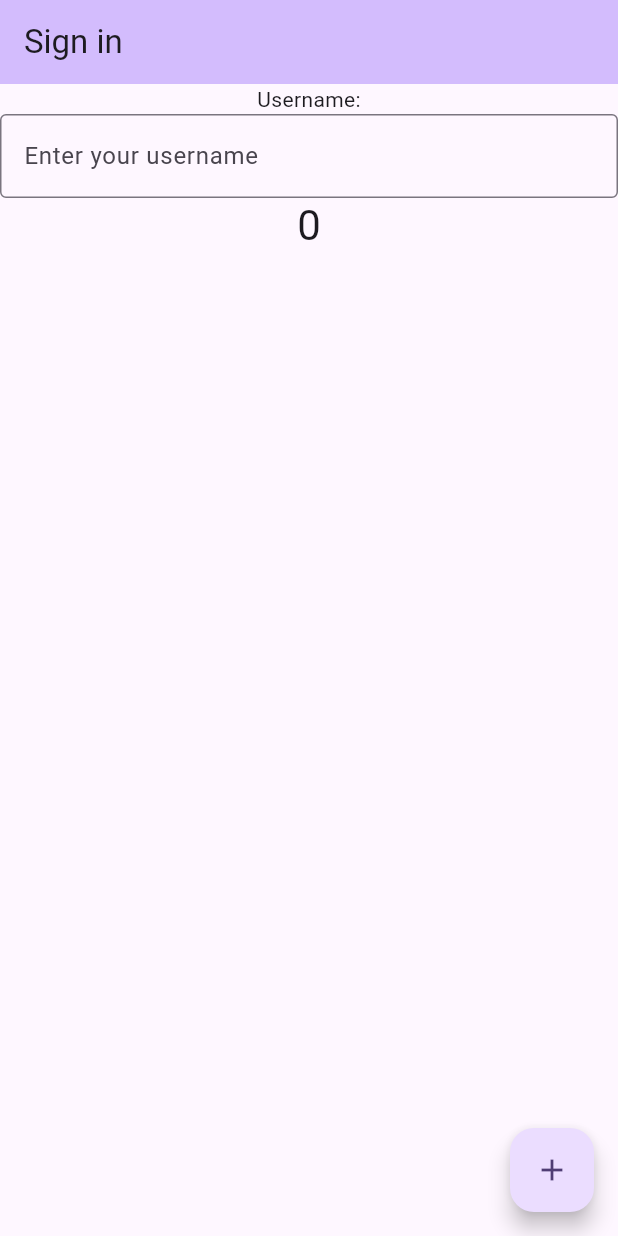
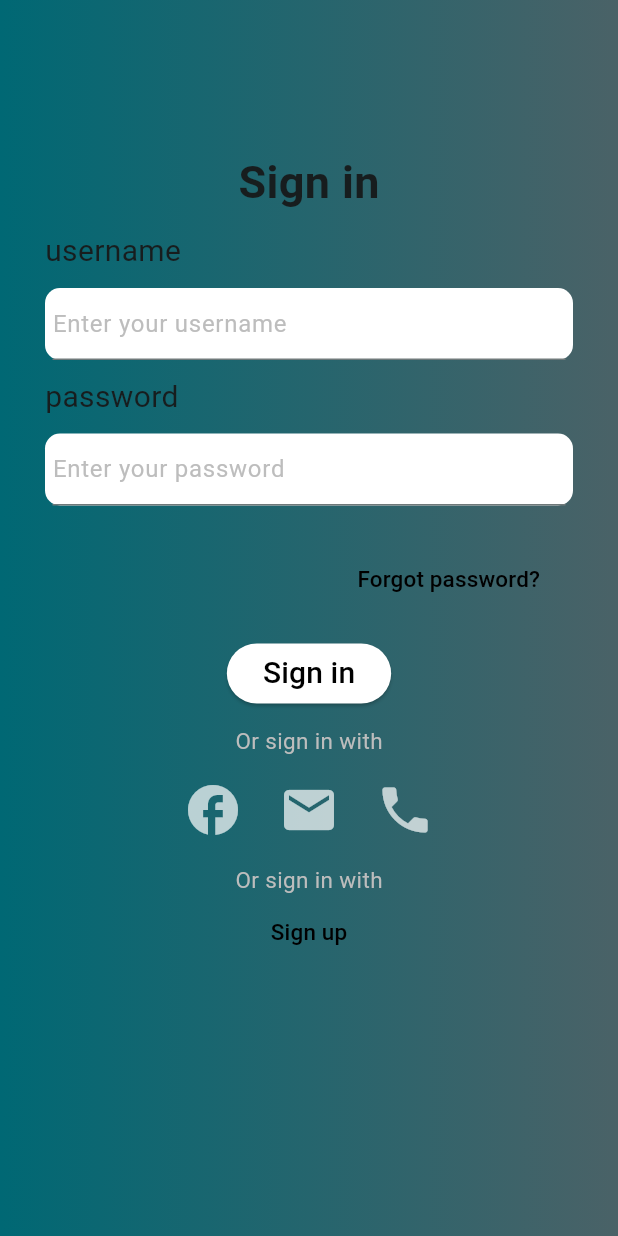
Before and after one commit to bos5/demo-flutter-app, a Flutter app: the screen it shows after launch, on a phone screen of 412 x 824 dp. Run offline on Flutter 3.47's test engine with Material 2 defaults, Android fonts, the phone set to English and light mode, and no system bars; our stand-ins replace firebase_core; accounts and stored records are empty.

Commit message:
create login page and sign up page

```diff
--- a/flutter_application_1/lib/main.dart
+++ b/flutter_application_1/lib/main.dart
@@ -1,7 +1,17 @@
 import 'package:flutter/material.dart';
+import 'package:firebase_core/firebase_core.dart';
+import 'package:flutter_application_1/sign_up_page.dart';
+import 'firebase_options.dart';
 
-void main() {
+// ...
+
+void main() async {
   runApp(const MyApp());
+// ...
+
+  await Firebase.initializeApp(
+    options: DefaultFirebaseOptions.currentPlatform,
+  );
 }
 
 class MyApp extends StatelessWidget {
@@ -13,40 +23,16 @@ class MyApp extends StatelessWidget {
     return MaterialApp(
       title: 'Flutter Demo',
       theme: ThemeData(
-        // This is the theme of your application.
-        //
-        // TRY THIS: Try running your application with "flutter run". You'll see
-        // the application has a blue toolbar. Then, without quitting the app,
-        // try changing the seedColor in the colorScheme below to Colors.green
-        // and then invoke "hot reload" (save your changes or press the "hot
-        // reload" button in a Flutter-supported IDE, or press "r" if you used
-        // the command line to start the app).
-        //
-        // Notice that the counter didn't reset back to zero; the application
-        // state is not lost during the reload. To reset the state, use hot
-        // restart instead.
-        //
-        // This works for code too, not just values: Most code changes can be
-        // tested with just a hot reload.
-        colorScheme: ColorScheme.fromSeed(seedColor: Colors.deepPurple),
+        colorScheme: ColorScheme.fromSeed(seedColor: Colors.white),
         useMaterial3: true,
       ),
-      home: const MyHomePage(title: 'Sign in'),
+      home: const MyHomePage(title: 'Flutter Demo Login Page'),
     );
   }
 }
 
 class MyHomePage extends StatefulWidget {
   const MyHomePage({super.key, required this.title});
-
-  // This widget is the home page of your application. It is stateful, meaning
-  // that it has a State object (defined below) that contains fields that affect
-  // how it looks.
-
-  // This class is the configuration for the state. It holds the values (in this
-  // case the title) provided by the parent (in this case the App widget) and
-  // used by the build method of the State. Fields in a Widget subclass are
-  // always marked "final".
 
   final String title;
 
@@ -55,78 +41,185 @@ class MyHomePage extends StatefulWidget {
 }
 
 class _MyHomePageState extends State<MyHomePage> {
-  int _counter = 0;
-
-  void _incrementCounter() {
-    setState(() {
-      // This call to setState tells the Flutter framework that something has
-      // changed in this State, which causes it to rerun the build method below
-      // so that the display can reflect the updated values. If we changed
-      // _counter without calling setState(), then the build method would not be
-      // called again, and so nothing would appear to happen.
-      _counter++;
-    });
-  }
-
   @override
   Widget build(BuildContext context) {
-    // This method is rerun every time setState is called, for instance as done
-    // by the _incrementCounter method above.
-    //
-    // The Flutter framework has been optimized to make rerunning build methods
-    // fast, so that you can just rebuild anything that needs updating rather
-    // than having to individually change instances of widgets.
     return Scaffold(
-      appBar: AppBar(
-        // TRY THIS: Try changing the color here to a specific color (to
-        // Colors.amber, perhaps?) and trigger a hot reload to see the AppBar
-        // change color while the other colors stay the same.
-        backgroundColor: Theme.of(context).colorScheme.inversePrimary,
-        // Here we take the value from the MyHomePage object that was created by
-        // the App.build method, and use it to set our appbar title.
-        title: Text(widget.title),
-      ),
-      body: Center(
-        // Center is a layout widget. It takes a single child and positions it
-        // in the middle of the parent.
-        //
+      body: Container(
+        padding: const EdgeInsets.symmetric(horizontal: 20),
+        decoration: BoxDecoration(
+          gradient: LinearGradient(
+            colors: [
+              Theme.of(context).colorScheme.primary,
+              Theme.of(context).colorScheme.secondary,
+            ],
+          ),
+        ),
         child: Column(
-          // Column is also a layout widget. It takes a list of children and
-          // arranges them vertically. By default, it sizes itself to fit its
-          // children horizontally, and tries to be as tall as its parent.
-          //
-          // Column has various properties to control how it sizes itself and
-          // how it positions its children. Here we use mainAxisAlignment to
-          // center the children vertically; the main axis here is the vertical
-          // axis because Columns are vertical (the cross axis would be
-          // horizontal).
-          //
-          // TRY THIS: Invoke "debug painting" (choose the "Toggle Debug Paint"
-          // action in the IDE, or press "p" in the console), to see the
-          // wireframe for each widget.
-          mainAxisAlignment: MainAxisAlignment.start,
           children: <Widget>[
+            const SizedBox(
+              height: 100,
+            ),
             const Text(
-              'Username:',
+              'Sign in',
+              style: TextStyle(fontSize: 30, fontWeight: FontWeight.bold),
+              textAlign: TextAlign.left,
             ),
-            const TextField(
-              decoration: InputDecoration(
-                border: OutlineInputBorder(),
-                labelText: 'Enter your username',
+            Padding(
+              padding: const EdgeInsets.all(0),
+              child: Column(children: <Widget>[
+                const SizedBox(
+                  height: 10,
+                ),
+                Container(
+                  padding: const EdgeInsets.symmetric(horizontal: 10),
+                  alignment: Alignment.centerLeft,
+                  child: const Text(
+                    'username',
+                    style: TextStyle(fontSize: 20),
+                    // set this to left of screen
+                  ),
+                ),
+              ]),
+            ),
+            Padding(
+                padding: const EdgeInsets.all(10),
+                child: Column(
+                  children: [
+                    Container(
+                      padding: const EdgeInsets.symmetric(horizontal: 5),
+                      decoration: const BoxDecoration(
+                        color: Colors.white,
+                        borderRadius: BorderRadius.all(Radius.circular(10)),
+                      ),
+                      child: TextField(
+                        decoration: InputDecoration(
+                          hintText: 'Enter your username',
+                          hintStyle: TextStyle(color: Colors.grey[400]),
+                        ),
+                      ),
+                    )
+                  ],
+                )),
+            Padding(
+              padding: const EdgeInsets.all(0),
+              child: Column(children: [
+                Container(
+                  padding: const EdgeInsets.symmetric(horizontal: 10),
+                  alignment: Alignment.centerLeft,
+                  child: const Text(
+                    'password',
+                    style: TextStyle(fontSize: 20),
+                  ),
+                ),
+              ]),
+            ),
+            Padding(
+                padding: const EdgeInsets.all(10),
+                child: Column(
+                  children: [
+                    Container(
+                      padding: const EdgeInsets.symmetric(horizontal: 5),
+                      alignment: Alignment.centerLeft,
+                      decoration: const BoxDecoration(
+                        color: Colors.white,
+                        borderRadius: BorderRadius.all(Radius.circular(10)),
+                      ),
+                      child: TextField(
+                        decoration: InputDecoration(
+                          hintText: 'Enter your password',
+                          hintStyle: TextStyle(color: Colors.grey[400]),
+                        ),
+                      ),
+                    ),
+                  ],
+                )),
+            Container(
+              padding: const EdgeInsets.symmetric(vertical: 15, horizontal: 20),
+              alignment: Alignment.bottomRight,
+              child: TextButton(
+                onPressed: () {},
+                child: const Text('Forgot password?',
+                    style: TextStyle(fontSize: 15, color: Colors.black)),
               ),
             ),
-            Text(
-              '$_counter',
-              style: Theme.of(context).textTheme.headlineMedium,
+            Padding(
+                padding:
+                    const EdgeInsets.symmetric(vertical: 0, horizontal: 15),
+                child: Column(
+                  children: [
+                    ElevatedButton(
+                        style: ElevatedButton.styleFrom(
+                          foregroundColor: Colors.black,
+                          backgroundColor: Colors.white,
+                          // minimumSize: const Size(400, 40),
+                          shape: const RoundedRectangleBorder(
+                            borderRadius: BorderRadius.all(Radius.circular(50)),
+                          ),
+                        ),
+                        onPressed: () {},
+                        child: const Text(
+                          'Sign in',
+                          style: TextStyle(fontSize: 20),
+                        ))
+                  ],
+                )),
+            Container(
+              padding: const EdgeInsets.only(top: 10),
+              alignment: Alignment.center,
+              child: Text('Or sign in with',
+                  style: TextStyle(fontSize: 15, color: Colors.grey[400])),
+            ),
+            ButtonTheme(
+              child: ButtonBar(
+                alignment: MainAxisAlignment.center,
+                children: [
+                  IconButton(
+                      onPressed: () {},
+                      icon: const Icon(
+                        Icons.facebook,
+                        size: 40,
+                        color: Colors.white70,
+                      )),
+                  IconButton(
+                      onPressed: () {},
+                      icon: const Icon(
+                        Icons.email,
+                        size: 40,
+                        color: Colors.white70,
+                      )),
+                  IconButton(
+                      onPressed: () {},
+                      icon: const Icon(
+                        Icons.phone,
+                        size: 40,
+                        color: Colors.white70,
+                      )),
+                ],
+              ),
+            ),
+            Container(
+              padding: const EdgeInsets.symmetric(horizontal: 20),
+              alignment: Alignment.center,
+              child: Text('Or sign in with',
+                  style: TextStyle(fontSize: 15, color: Colors.grey[400])),
+            ),
+            Container(
+              padding: const EdgeInsets.symmetric(vertical: 0, horizontal: 20),
+              alignment: Alignment.center,
+              child: TextButton(
+                onPressed: () {
+                  Navigator.push(
+                    context,
+                    MaterialPageRoute(builder: (context) => const SignUpPage()),
+                  );
+                },
+                child: const Text('Sign up',
+                    style: TextStyle(fontSize: 15, color: Colors.black)),
+              ),
             ),
           ],
         ),
       ),
-      floatingActionButton: FloatingActionButton(
-        onPressed: _incrementCounter,
-        tooltip: 'Increment',
-        child: const Icon(Icons.add),
-      ), // This trailing comma makes auto-formatting nicer for build methods.
     );
   }
 }
--- a/flutter_application_1/pubspec.yaml
+++ b/flutter_application_1/pubspec.yaml
@@ -36,6 +36,7 @@ dependencies:
   # The following adds the Cupertino Icons font to your application.
   # Use with the CupertinoIcons class for iOS style icons.
   cupertino_icons: ^1.0.2
+  firebase_core: ^2.15.1
 
 dev_dependencies:
   flutter_test:
@@ -60,9 +61,8 @@ flutter:
   uses-material-design: true
 
   # To add assets to your application, add an assets section, like this:
-  # assets:
-  #   - images/a_dot_burr.jpeg
-  #   - images/a_dot_ham.jpeg
+  assets:
+    - assets/images/
 
   # An image asset can refer to one or more resolution-specific "variants", see
   # https://flutter.dev/assets-and-images/#resolution-aware
```
Also changed, not shown: flutter_application_1/lib/home_screen.dart (added, +10 -0 lines), flutter_application_1/lib/sign_up_page.dart (added, +63 -0 lines), flutter_application_1/assets/images/doctors.png (added), flutter_application_1/assets/images/facebook.png (added), flutter_application_1/lib/firebase_options.dart (added), flutter_application_1/pubspec.lock, 8 other files.
